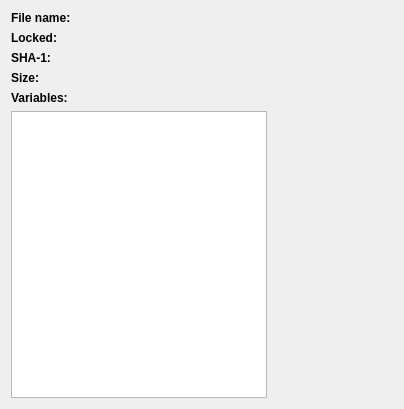
opencor/opencor, file src/plugins/editing/MappingView/src/mappingviewwidget.ui: the form before one commit.
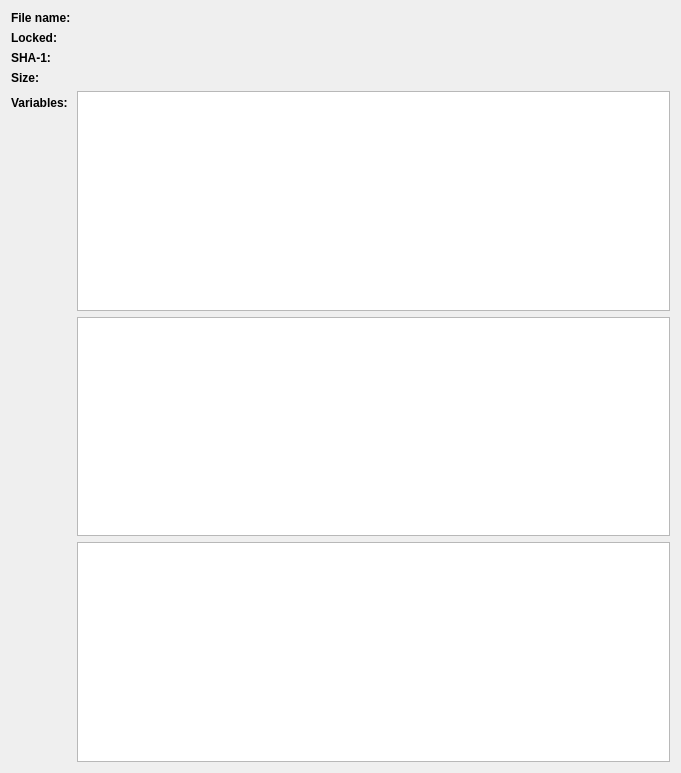
The form after the commit.

```diff
--- a/src/plugins/editing/MappingView/src/mappingviewwidget.ui
+++ b/src/plugins/editing/MappingView/src/mappingviewwidget.ui
@@ -6,8 +6,8 @@
    <rect>
     <x>0</x>
     <y>0</y>
-    <width>404</width>
-    <height>409</height>
+    <width>681</width>
+    <height>773</height>
    </rect>
   </property>
   <layout class="QFormLayout">
@@ -107,9 +107,15 @@
      </property>
     </widget>
    </item>
-   <item row="5" column="0">
+   <item row="4" column="1">
     <widget class="QListView" name="variablesList"/>
    </item>
+   <item row="6" column="1">
+    <widget class="QTableView" name="mappingTable"/>
+   </item>
+   <item row="5" column="1">
+    <widget class="QListView" name="outputList"/>
+   </item>
   </layout>
  </widget>
  <resources/>
```
